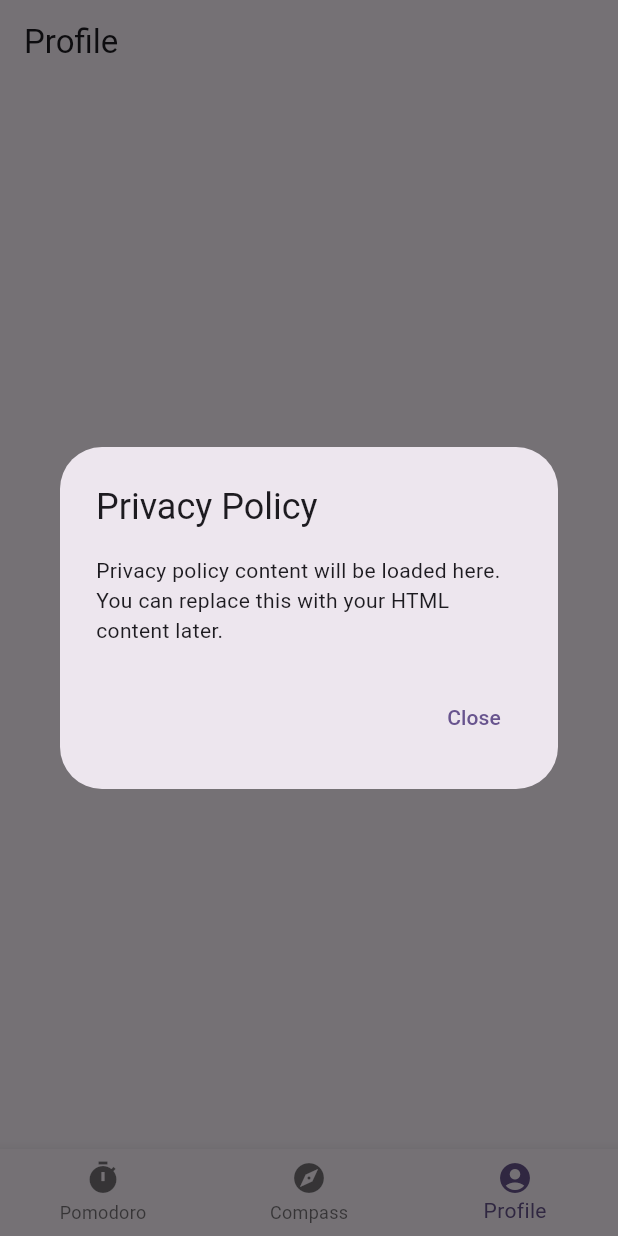
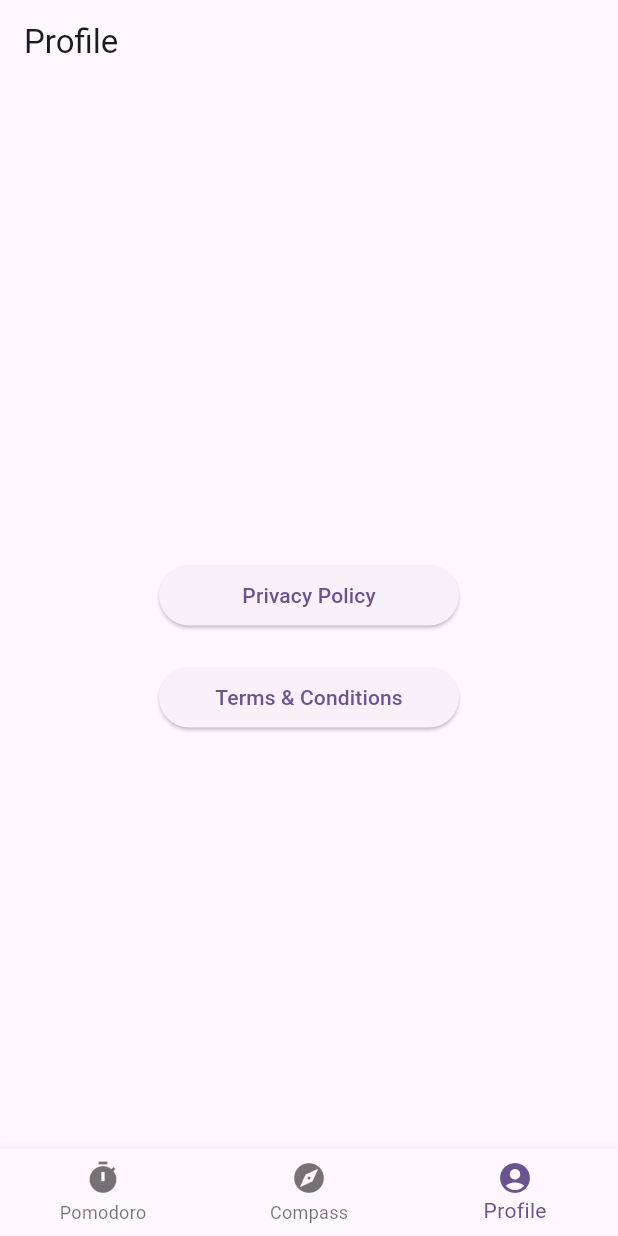
Before and after one commit to Pruthviraj-Guddu/multitool, a Flutter app: the screen it shows after launch, item 3 of the bottom bar chosen, after a tap on "Privacy Policy", on a phone screen of 412 x 824 dp. Run offline on Flutter 3.47's test engine with Material 3 defaults, Android fonts, the phone set to English and light mode, and no system bars; our stand-ins replace flutter_compass, go_router, permission_handler.

Commit message:
add privacy policy

```diff
--- a/lib/features/profile/profile_page.dart
+++ b/lib/features/profile/profile_page.dart
@@ -1,4 +1,5 @@
 import 'package:flutter/material.dart';
+import 'package:url_launcher/url_launcher.dart';
 import 'package:multitool/widgets/bottom_nav_bar.dart';
 
 class ProfilePage extends StatefulWidget {
@@ -15,9 +16,7 @@ class _ProfilePageState extends State<ProfilePage> {
       builder: (BuildContext context) {
         return AlertDialog(
           title: Text(title),
-          content: SingleChildScrollView(
-            child: Text(content),
-          ),
+          content: SingleChildScrollView(child: Text(content)),
           actions: <Widget>[
             TextButton(
               child: const Text('Close'),
@@ -34,9 +33,7 @@ class _ProfilePageState extends State<ProfilePage> {
   @override
   Widget build(BuildContext context) {
     return Scaffold(
-      appBar: AppBar(
-        title: const Text('Profile'),
-      ),
+      appBar: AppBar(title: const Text('Profile')),
       body: Center(
         child: Column(
           mainAxisAlignment: MainAxisAlignment.center,
@@ -55,16 +52,24 @@ class _ProfilePageState extends State<ProfilePage> {
             const SizedBox(height: 40),
             SizedBox(
               width: 200,
-              child: ElevatedButton(
-                onPressed: () {
-                  _showLegalDialog(
-                    context,
-                    'Privacy Policy',
-                    'Privacy policy content will be loaded here. You can replace this with your HTML content later.',
-                  );
-                },
-                child: const Text('Privacy Policy'),
+              child: SizedBox(
+                width: 200,
+                child: ElevatedButton(
+                  onPressed: _launchPrivacyPolicy,
+                  child: const Text('Privacy Policy'),
+                ),
               ),
+
+              // ElevatedButton(
+              //   onPressed: () {
+              //     _showLegalDialog(
+              //       context,
+              //       'Privacy Policy',
+              //       'Privacy policy content will be loaded here. You can replace this with your HTML content later.',
+              //     );
+              //   },
+              //   child: const Text('Privacy Policy'),
+              // ),
             ),
             const SizedBox(height: 20),
             SizedBox(
@@ -86,4 +91,15 @@ class _ProfilePageState extends State<ProfilePage> {
       bottomNavigationBar: const AppBottomNavBar(currentIndex: 2),
     );
   }
+
+  void _launchPrivacyPolicy() async {
+    final Uri url = Uri.parse(
+      'https://pruthviraj-guddu.github.io/multitool/privacyPolicy.html',
+    );
+    if (await canLaunchUrl(url)) {
+      await launchUrl(url, );
+    } else {
+      throw 'Could not launch $url';
+    }
+  }
 }
--- a/pubspec.yaml
+++ b/pubspec.yaml
@@ -39,6 +39,7 @@ dependencies:
   flutter_screenutil: ^5.9.3
   flutter_compass: ^0.8.1
   permission_handler: ^12.0.0+1
+  url_launcher: ^6.3.1
 
 dev_dependencies:
   flutter_test:
```
Also changed, not shown: pubspec.lock, 1 other file.
